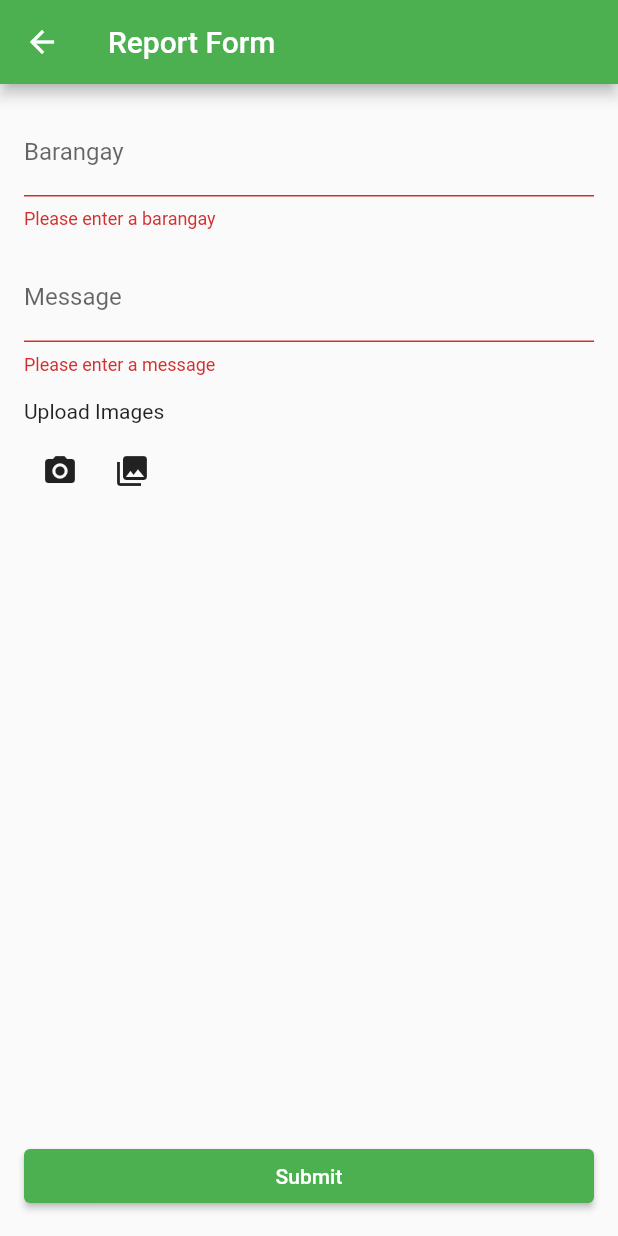
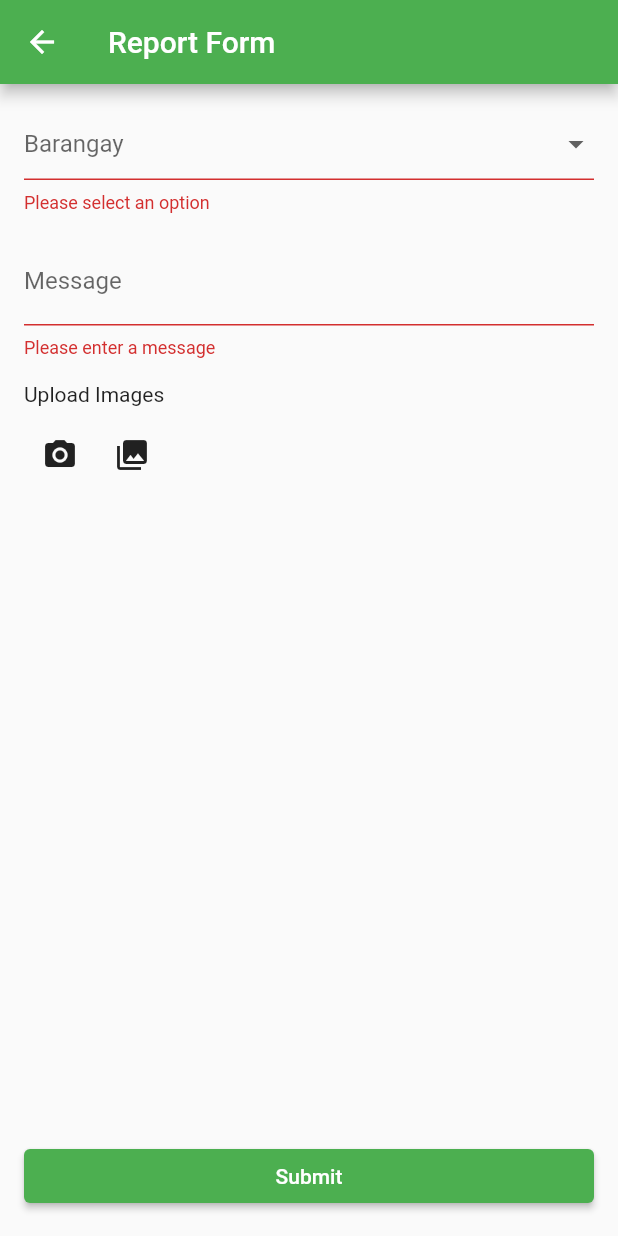
Before and after one commit to jodelmar1016/DSMap, a Flutter app: the ReportForm screen opened directly, after a tap on "Submit", on a phone screen of 412 x 824 dp. Run offline on Flutter 3.47's test engine with Material 2 defaults, Android fonts, the phone set to English and light mode, and no system bars; our stand-ins replace cloud_firestore, firebase_core, firebase_storage, image_picker; accounts and stored records are empty.

Commit message:
set input type select for barangay

```diff
--- a/lib/screens/user/reportFAW.dart
+++ b/lib/screens/user/reportFAW.dart
@@ -13,25 +13,45 @@ class ReportForm extends StatefulWidget {
 
 class _ReportFormState extends State<ReportForm> {
   final _formKey = GlobalKey<FormState>();
-  final _barangayController = TextEditingController();
   final _messageController = TextEditingController();
   List<File> _imageList = [];
   bool _isLoading = false;
 
+  String selectedItem = 'Barangay';
+  List<String> dropdownItems = [
+    'Apayao',
+    'Aquib',
+    'Baung',
+    'Calaoagan',
+    'Catarauan',
+    'Dugayung',
+    'Gumarueng',
+    'Macapil',
+    'Maguilling',
+    'Minanga',
+    'Poblacion I',
+    'Poblacion II',
+    'Santa Barbara',
+    'Santo Domingo',
+    'Sicatna',
+    'Villa Rey (San Gaspar)',
+    'Villa Reyno',
+    'Warat'
+  ];
+
   @override
   void dispose() {
-    _barangayController.dispose();
     _messageController.dispose();
     super.dispose();
   }
 
-  Future<void> _uploadImages() async {
+  Future<void> _submit() async {
     setState(() {
       _isLoading = true;
     });
 
     Response result = await DataService.addReport(
-      barangay: _barangayController.text,
+      barangay: selectedItem,
       message: _messageController.text,
       imageList: _imageList,
     );
@@ -49,7 +69,6 @@ class _ReportFormState extends State<ReportForm> {
     setState(() {
       _isLoading = false;
       _imageList = [];
-      _barangayController.text = '';
       _messageController.text = '';
     });
   }
@@ -71,6 +90,42 @@ class _ReportFormState extends State<ReportForm> {
 
   @override
   Widget build(BuildContext context) {
+    // SELECT BARANGAY
+    final Widget barangay = DropdownButtonFormField<String>(
+      value: selectedItem == 'Barangay' ? null : selectedItem,
+      onChanged: (String? newValue) {
+        setState(() {
+          selectedItem = newValue!;
+        });
+      },
+      items: dropdownItems.map<DropdownMenuItem<String>>((String value) {
+        return DropdownMenuItem<String>(
+          value: value,
+          child: Text(value),
+        );
+      }).toList(),
+      hint: Text(selectedItem),
+      validator: (value) {
+        if (value == null) {
+          return 'Please select an option';
+        }
+        return null;
+      },
+    );
+    // MESSAGE
+    final Widget message = TextFormField(
+      controller: _messageController,
+      decoration:
+          InputDecoration(labelText: 'Message', hintText: 'Enter your message'),
+      maxLines: null,
+      keyboardType: TextInputType.multiline,
+      validator: (value) {
+        if (value!.isEmpty) {
+          return 'Please enter a message';
+        }
+        return null;
+      },
+    );
     return Scaffold(
       appBar: AppBar(title: Text('Report Form')),
       body: Padding(
@@ -80,30 +135,9 @@ class _ReportFormState extends State<ReportForm> {
           child: Column(
             crossAxisAlignment: CrossAxisAlignment.start,
             children: <Widget>[
-              TextFormField(
-                controller: _barangayController,
-                decoration: InputDecoration(labelText: 'Barangay'),
-                validator: (value) {
-                  if (value!.isEmpty) {
-                    return 'Please enter a barangay';
-                  }
-                  return null;
-                },
-              ),
+              barangay,
               SizedBox(height: 16.0),
-              TextFormField(
-                controller: _messageController,
-                decoration: InputDecoration(
-                    labelText: 'Message', hintText: 'Enter your message'),
-                maxLines: null,
-                keyboardType: TextInputType.multiline,
-                validator: (value) {
-                  if (value!.isEmpty) {
-                    return 'Please enter a message';
-                  }
-                  return null;
-                },
-              ),
+              message,
               SizedBox(height: 16.0),
               Text('Upload Images'),
               SizedBox(height: 8.0),
@@ -155,15 +189,18 @@ class _ReportFormState extends State<ReportForm> {
               ),
               SizedBox(height: 16.0),
               _isLoading
-                  ? CircularProgressIndicator()
+                  ? Center(child: CircularProgressIndicator())
                   : Row(
                       children: [
                         Expanded(
                           child: ElevatedButton(
                             onPressed: () {
                               if (_formKey.currentState!.validate()) {
-                                _uploadImages();
+                                _submit();
                               }
+                              Future.delayed(Duration(milliseconds: 2500), () {
+                                Navigator.pop(context);
+                              });
                             },
                             child: Text('Submit'),
                           ),
```
